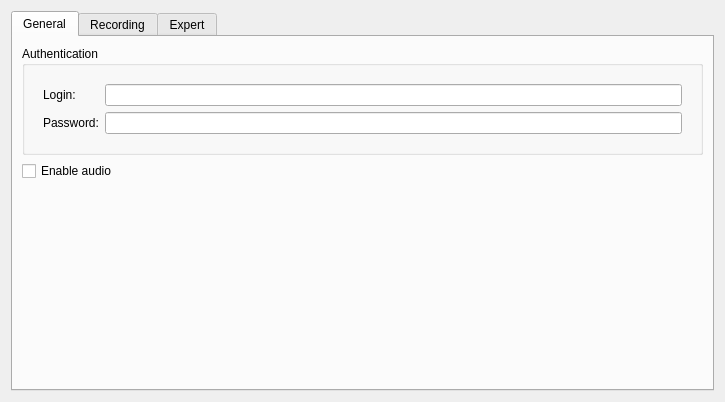
Above: client/src/ui/widgets/properties/multiple_camera_settings_widget.ui from networkoptix/nx_open before the change. Below: the same form after it.
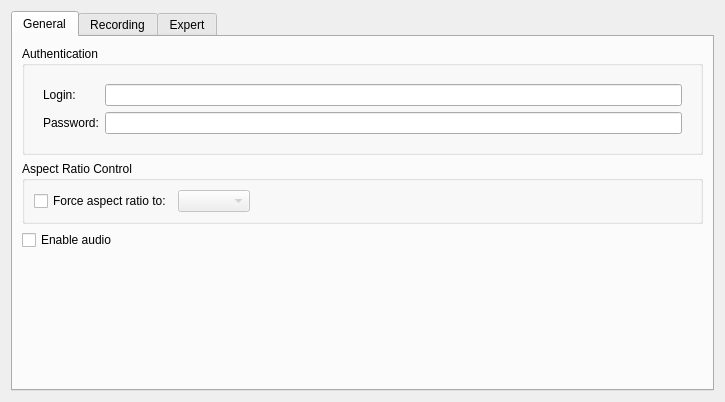
That is the form after the change. Custom widgets are drawn as their Qt base class.

Commit message:
Task #3173: Move "force aspect ratio" from expert to general tab
<==== Mercurial data ====>
Branch: release_2.2

Patch:
```diff
--- a/client/src/ui/widgets/properties/multiple_camera_settings_widget.ui
+++ b/client/src/ui/widgets/properties/multiple_camera_settings_widget.ui
@@ -73,6 +73,45 @@
          </layout>
         </widget>
        </item>
+       <item>
+        <widget class="QGroupBox" name="arGroupBox">
+         <property name="title">
+          <string>Aspect Ratio Control</string>
+         </property>
+         <layout class="QHBoxLayout" name="horizontalLayout_6">
+          <item>
+           <widget class="QCheckBox" name="arOverrideCheckBox">
+            <property name="text">
+             <string>Force aspect ratio to:</string>
+            </property>
+           </widget>
+          </item>
+          <item>
+           <widget class="QComboBox" name="arComboBox">
+            <property name="enabled">
+             <bool>false</bool>
+            </property>
+            <property name="currentIndex">
+             <number>-1</number>
+            </property>
+           </widget>
+          </item>
+          <item>
+           <spacer name="horizontalSpacer_5">
+            <property name="orientation">
+             <enum>Qt::Horizontal</enum>
+            </property>
+            <property name="sizeHint" stdset="0">
+             <size>
+              <width>40</width>
+              <height>20</height>
+             </size>
+            </property>
+           </spacer>
+          </item>
+         </layout>
+        </widget>
+       </item>
        <item>
         <widget class="QCheckBox" name="enableAudioCheckBox">
          <property name="text">
```
The commit also changes 6 other files.
